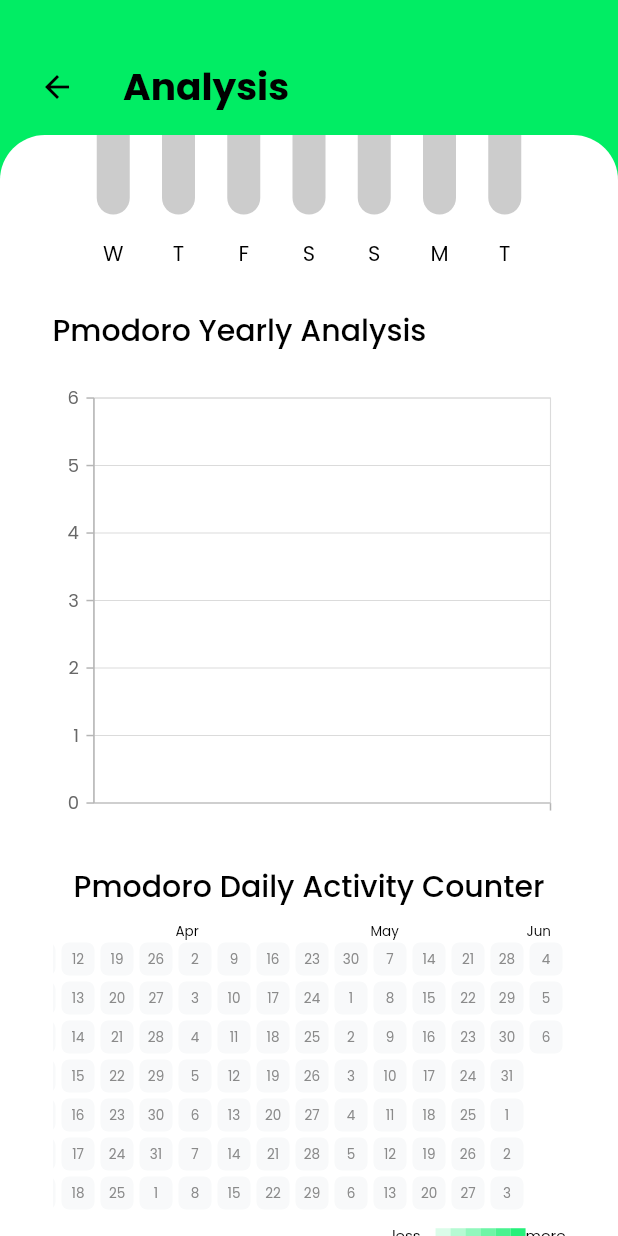
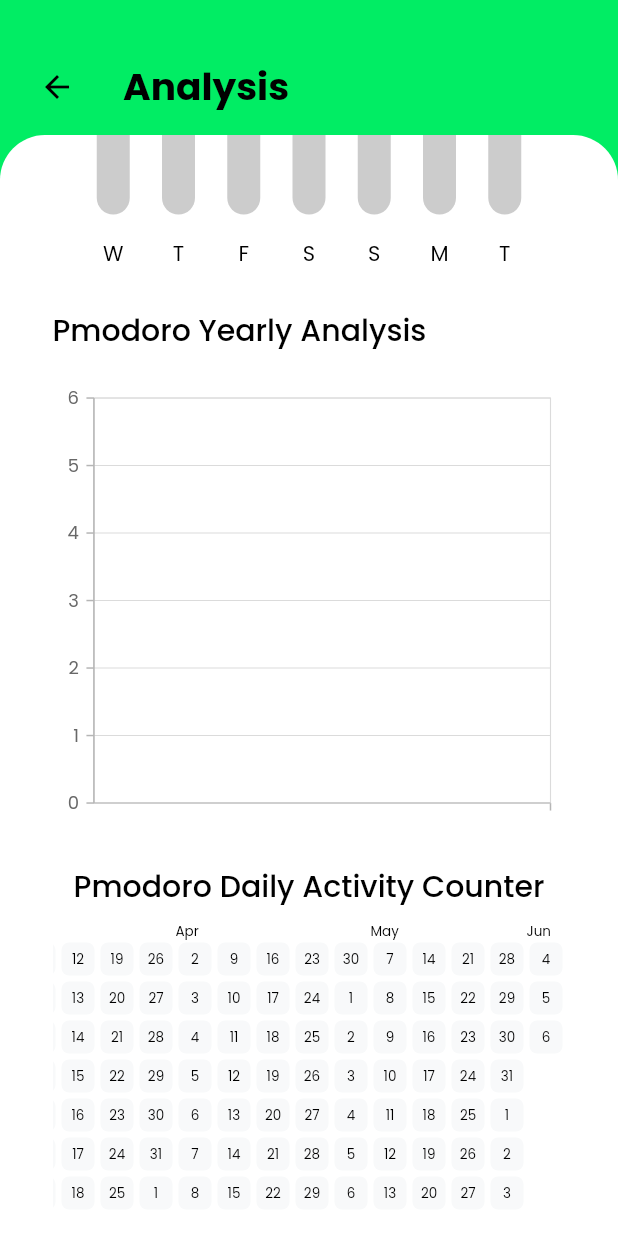
Before and after one commit to dhairya703/pomodoroapp, a Flutter app: the AnalysisView screen opened directly, scrolled down 409 dp, on a phone screen of 412 x 824 dp. Run offline on Flutter 3.47's test engine with Material 2 defaults, Android fonts, the phone set to English and light mode, and no system bars; drawn by our look-alikes of fl_chart, flutter_heatmap_calendar; our stand-ins replace audioplayers, awesome_notifications, bloc, dartz, equatable, flutter_bloc and 11 more; missing offline and left inert: bitsdojo_window; accounts and stored records are empty; generated files the repository leaves out were written again.

Commit message:
fix: overview text color

```diff
--- a/lib/features/task_management/presentation/pages/analysis_page.dart
+++ b/lib/features/task_management/presentation/pages/analysis_page.dart
@@ -169,6 +169,8 @@ class AnalysisView extends StatelessWidget {
                             child: Directionality(
                               textDirection: TextDirection.ltr,
                               child: HeatMap(
+                                textColor:
+                                    Theme.of(context).colorScheme.onBackground,
                                 size: 22,
                                 scrollable: true,
                                 fontSize: 9,
@@ -183,31 +185,10 @@ class AnalysisView extends StatelessWidget {
                                         : null,
                                 colorMode: ColorMode.opacity,
                                 datasets: item?.overviews,
-                                showColorTip: true,
+                                showColorTip: false,
                                 colorsets: {
                                   1: Theme.of(context).colorScheme.secondary
                                 },
-                                colorTipCount: 10,
-                                colorTipHelper: [
-                                  Padding(
-                                    padding: const EdgeInsets.symmetric(
-                                        horizontal: 8.0),
-                                    child: Text(
-                                      localization.lessTitle,
-                                      style:
-                                          Theme.of(context).textTheme.bodySmall,
-                                    ),
-                                  ),
-                                  Padding(
-                                    padding: const EdgeInsets.symmetric(
-                                        horizontal: 8.0),
-                                    child: Text(
-                                      localization.moreTitle,
-                                      style:
-                                          Theme.of(context).textTheme.bodySmall,
-                                    ),
-                                  ),
-                                ],
                                 onClick: (value) {},
                               ),
                             ),
```
